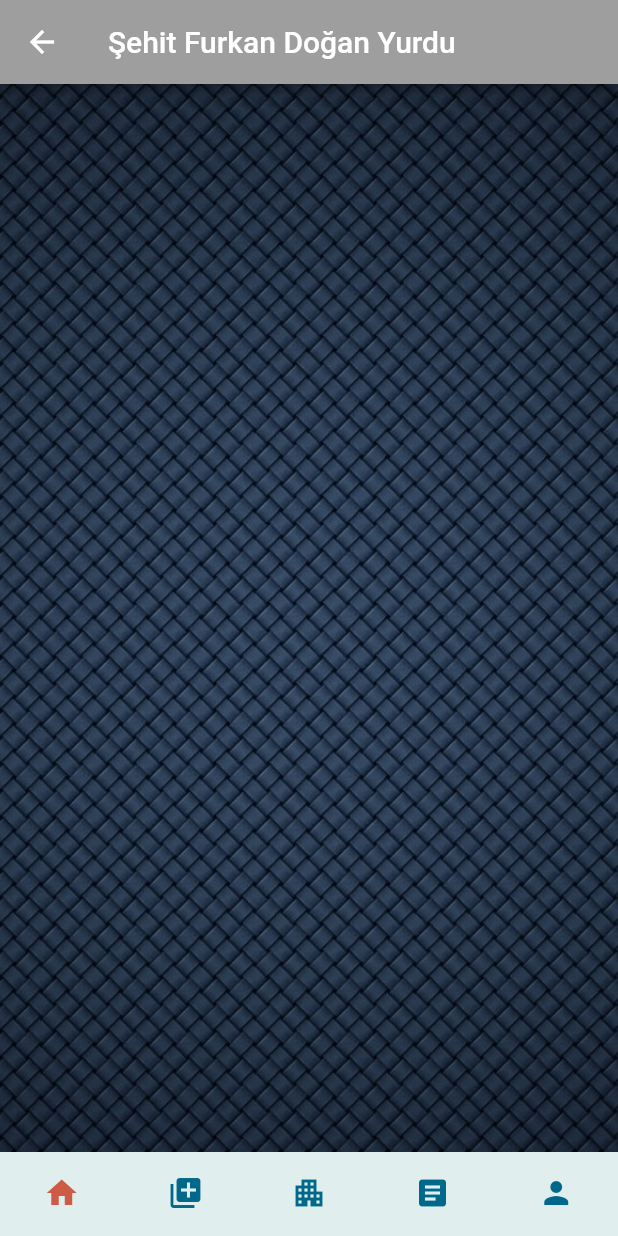
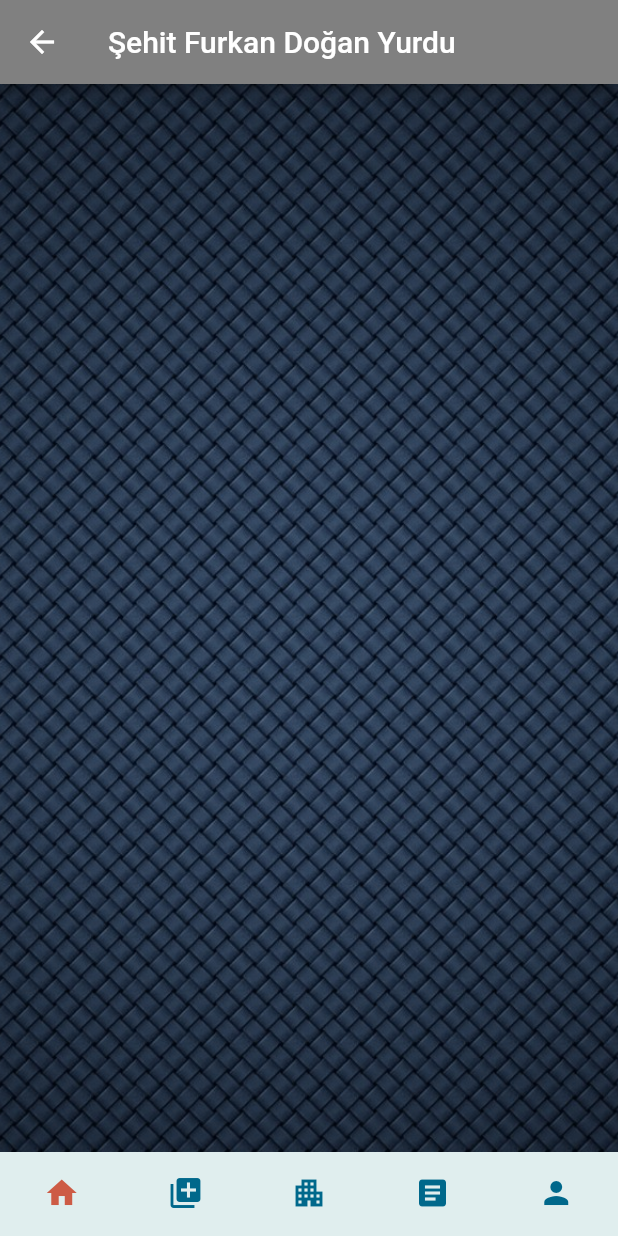
Before and after one commit to memin745/Flutter_Yurt, a Flutter app: the screen it shows after launch, scrolled down 401 dp, after a tap on "Yemekhane", after a tap on "Aylık Yemek Tablosu", on a phone screen of 412 x 824 dp. Run offline on Flutter 3.47's test engine with Material 2 defaults, Android fonts, the phone set to English and light mode, and no system bars; our stand-ins replace carousel_pro.

Commit message:
appbar backgroundcolor değişti

```diff
--- a/lib/YurtIslemleri/YurtIslemleri.dart
+++ b/lib/YurtIslemleri/YurtIslemleri.dart
@@ -19,7 +19,7 @@ class _YurtIslemleriPageState extends State<YurtIslemleriPage> {
     int _currentIndex = 0;
     return Scaffold(
       appBar: AppBar(
-        backgroundColor: Colors.grey,
+        backgroundColor: Color(0xFF808080),
         title: Text("Şehit Furkan Doğan Yurdu"),
         automaticallyImplyLeading: false,
 
--- a/lib/YurtIslemleri/katlar.dart
+++ b/lib/YurtIslemleri/katlar.dart
@@ -17,7 +17,7 @@ class _KatlarPageState extends State<KatlarPage> {
     int _currentIndex = 0;
     return Scaffold(
       appBar: AppBar(
-        backgroundColor: Colors.grey,
+        backgroundColor: Color(0xFF808080),
         title: Text("Şehit Furkan Doğan Yurdu"),
         automaticallyImplyLeading: false,
         leading: new IconButton(onPressed: () => Navigator.pushReplacement(
--- a/lib/YurtIslemleri/odalar.dart
+++ b/lib/YurtIslemleri/odalar.dart
@@ -18,7 +18,7 @@ class _OdalarPageState extends State<OdalarPage> {
     int _currentIndex = 0;
     return Scaffold(
       appBar: AppBar(
-        backgroundColor: Colors.grey,
+        backgroundColor: Color(0xFF808080),
         title: Text("Şehit Furkan Doğan Yurdu"),
         automaticallyImplyLeading: false,
         leading: new IconButton(
--- a/lib/YurtIslemleri/temsilciler.dart
+++ b/lib/YurtIslemleri/temsilciler.dart
@@ -17,7 +17,7 @@ class _TemsilcilerPageState extends State<TemsilcilerPage> {
     int _currentIndex = 0;
     return Scaffold(
         appBar: AppBar(
-          backgroundColor: Colors.grey,
+          backgroundColor: Color(0xFF808080),
           title: Text("Şehit Furkan Doğan Yurdu"),
           automaticallyImplyLeading: false,
           leading: new IconButton(
--- a/lib/YurtIslemleri/yurtariza.dart
+++ b/lib/YurtIslemleri/yurtariza.dart
@@ -19,7 +19,7 @@ class _YurtArizaPageState extends State<YurtArizaPage> {
     int _currentIndex = 0;
     return Scaffold(
       appBar: AppBar(
-        backgroundColor: Colors.grey,
+        backgroundColor: Color(0xFF808080),
         title: Text("Şehit Furkan Doğan Yurdu"),
         automaticallyImplyLeading: false,
         leading: new IconButton(onPressed: () => Navigator.pushReplacement(
--- a/lib/izinbasvuru/basvurularim.dart
+++ b/lib/izinbasvuru/basvurularim.dart
@@ -16,7 +16,7 @@ class _BasvurularimPageState extends State<BasvurularimPage> {
     int _currentIndex = 0;
     return Scaffold(
       appBar: AppBar(
-        backgroundColor: Colors.grey,
+        backgroundColor: Color(0xFF808080),
         title: Text("Şehit Furkan Doğan Yurdu"),
         automaticallyImplyLeading: false,
         leading: new IconButton(onPressed: () => Navigator.pushReplacement(
--- a/lib/izinbasvuru/izinalma.dart
+++ b/lib/izinbasvuru/izinalma.dart
@@ -17,7 +17,7 @@ class _IzinAlmaPageState extends State<IzinAlmaPage> {
     int _currentIndex = 0;
     return Scaffold(
       appBar: AppBar(
-        backgroundColor: Colors.grey,
+        backgroundColor: Color(0xFF808080),
         title: Text("Şehit Furkan Doğan Yurdu"),
         automaticallyImplyLeading: false,
         leading: new IconButton(onPressed: () => Navigator.pushReplacement(
--- a/lib/izinbasvuru/izinvebasvuru.dart
+++ b/lib/izinbasvuru/izinvebasvuru.dart
@@ -17,7 +17,7 @@ class _IzinveBasvuruPageState extends State<IzinveBasvuruPage> {
     int _currentIndex = 0;
     return Scaffold(
       appBar: AppBar(
-        backgroundColor: Colors.grey,
+        backgroundColor: Color(0xFF808080),
         title: Text("Şehit Furkan Doğan Yurdu"),
       ),
       body: Container(
--- a/lib/kantin/bakiye_yukle.dart
+++ b/lib/kantin/bakiye_yukle.dart
@@ -14,7 +14,7 @@ class _BakiyeYuklePageState extends State<BakiyeYuklePage> {
     int _currentIndex = 0;
     return Scaffold(
       appBar: AppBar(
-        backgroundColor: Colors.grey,
+        backgroundColor: Color(0xFF808080),
         title: Text("Şehit Furkan Doğan Yurdu"),
         automaticallyImplyLeading: false,
         leading: new IconButton(
--- a/lib/profil/profilgiris.dart
+++ b/lib/profil/profilgiris.dart
@@ -105,7 +105,7 @@ class _ProfilGirisPageState extends State<ProfilGirisPage> {
                         MaterialPageRoute(
                             builder: (context) => IzinIslemleriPage()),
                       ),
-                  child: Text("İzin İşlemleri",
+                  child: Text("İzin Geçmişi",
                       style: TextStyle(fontSize: 20, color: Colors.black)))),
           Container(
               margin: EdgeInsets.only(top: 20),
--- a/lib/profil/profilkullanıcı.dart
+++ b/lib/profil/profilkullanıcı.dart
@@ -17,7 +17,7 @@ class _ProfilKullaniciPageState extends State<ProfilKullaniciPage> {
     return Scaffold(
 
       appBar: AppBar(
-        backgroundColor: Colors.grey,
+        backgroundColor: Color(0xFF808080),
         title: Text("Şehit Furkan Doğan Yurdu"),
         automaticallyImplyLeading: false,
         leading: new IconButton(
--- a/lib/profil/yurtfaaliyetleri.dart
+++ b/lib/profil/yurtfaaliyetleri.dart
@@ -15,7 +15,7 @@ class _YurtFaaliyetleriPageState extends State<YurtFaaliyetleriPage> {
     Size size = MediaQuery.of(context).size;
     return Scaffold(
       appBar: AppBar(
-        backgroundColor: Colors.grey,
+        backgroundColor: Color(0xFF808080),
         title: Text("Şehit Furkan Doğan Yurdu"),
         automaticallyImplyLeading: false,
         leading: new IconButton(
--- a/lib/yemekhane/yemektablosu.dart
+++ b/lib/yemekhane/yemektablosu.dart
@@ -16,7 +16,7 @@ class _YemekTablosuPageState extends State<YemekTablosuPage> {
     Size size = MediaQuery.of(context).size;
     return Scaffold(
       appBar: AppBar(
-        backgroundColor: Colors.grey,
+        backgroundColor: Color(0xFF808080),
         title: Text("Şehit Furkan Doğan Yurdu"),
         automaticallyImplyLeading: false,
         leading: new IconButton(
--- a/lib/yemekhane/yememkhanesayfa.dart
+++ b/lib/yemekhane/yememkhanesayfa.dart
@@ -16,7 +16,7 @@ class _YemekhanePageState extends State<YemekhanePage> {
     Size size = MediaQuery.of(context).size;
     return Scaffold(
       appBar: AppBar(
-        backgroundColor: Colors.grey,
+        backgroundColor: Color(0xFF808080),
         title: Text("Şehit Furkan Doğan Yurdu"),
         automaticallyImplyLeading: false,
         leading: new IconButton(
```
